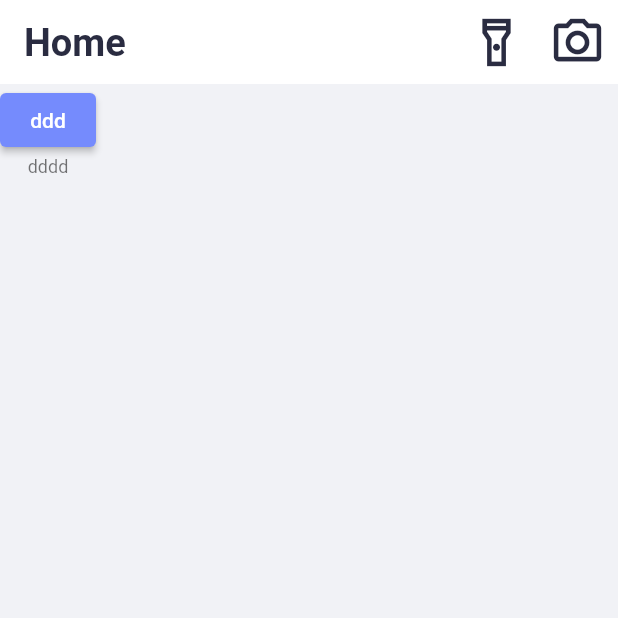
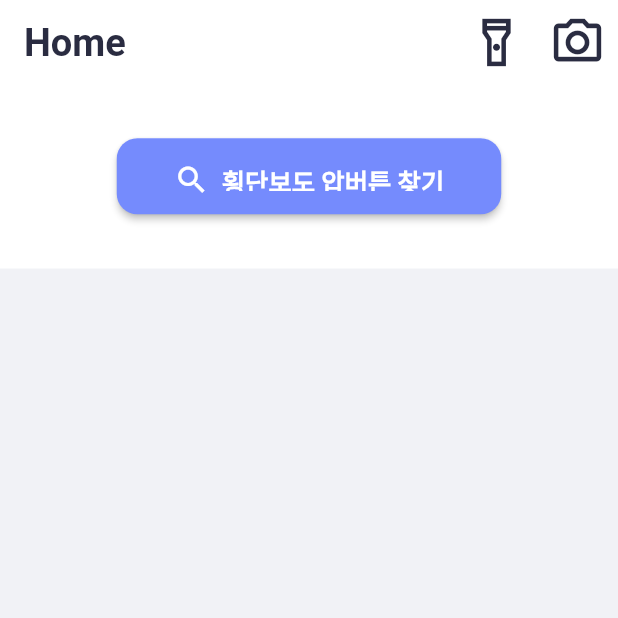
Before and after one commit to hanmango-o/safelight, a Flutter app: the screen it shows after launch, on a phone screen of 412 x 824 dp, the top half of it. Run offline on Flutter 3.47's test engine with Material 2 defaults, Android fonts, the phone set to English and light mode, and no system bars; our stand-ins replace flutter_blue, flutter_screenutil, flutter_tts, get.

Commit message:
add : create ElevatedButton Theme
v0.1.0 | create by 한영찬(hanmango-o) | hanmango.o@gmail.com

```diff
--- a/lib/main.dart
+++ b/lib/main.dart
@@ -43,6 +43,21 @@ class SafeLight extends StatelessWidget {
               color: ColorTheme.onSecondary,
             ),
           ),
+          elevatedButtonTheme: ElevatedButtonThemeData(
+            style: ElevatedButton.styleFrom(
+              fixedSize: Size(double.infinity, 52.h),
+              padding: EdgeInsets.symmetric(horizontal: 36.w, vertical: 16.h),
+              textStyle: TextStyle(
+                fontSize: 16.sp,
+                fontWeight: FontWeight.w600,
+              ),
+              shape: RoundedRectangleBorder(
+                borderRadius: BorderRadius.all(
+                  Radius.circular(14.r),
+                ),
+              ),
+            ),
+          ),
         ),
         home: StreamBuilder<BluetoothState>(
           stream: FlutterBlue.instance.state,
--- a/lib/ui/view/home_view.dart
+++ b/lib/ui/view/home_view.dart
@@ -1,6 +1,7 @@
 import 'package:flutter/cupertino.dart';
 import 'package:flutter/material.dart';
 import 'package:flutter_blue/flutter_blue.dart';
+import 'package:flutter_screenutil/flutter_screenutil.dart';
 import 'package:get/get.dart';
 import 'package:safelight/ui/view/pressed_btn_view.dart';
 
@@ -36,17 +37,18 @@ class _HomeViewState extends State<HomeView> {
       ),
       body: SingleChildScrollView(
         child: Column(
+          crossAxisAlignment: CrossAxisAlignment.center,
           children: <Widget>[
-            // Container(
-            //   child: FlatCard(
-            //     title: ,
-            //   ),
-            // ),
-            ElevatedButton(onPressed: () => null, child: Text('ddd')),
-
-            Text(
-              'dddd',
-              style: Theme.of(context).textTheme.bodySmall,
+            Container(
+              color: Theme.of(context).colorScheme.secondary,
+              height: 126.h,
+              child: Align(
+                child: ElevatedButton.icon(
+                  onPressed: () => null,
+                  icon: Icon(Icons.search),
+                  label: Text('횡단보도 압버튼 찾기'),
+                ),
+              ),
             ),
             StreamBuilder<List<ScanResult>>(
               stream: FlutterBlue.instance.scanResults,
```
